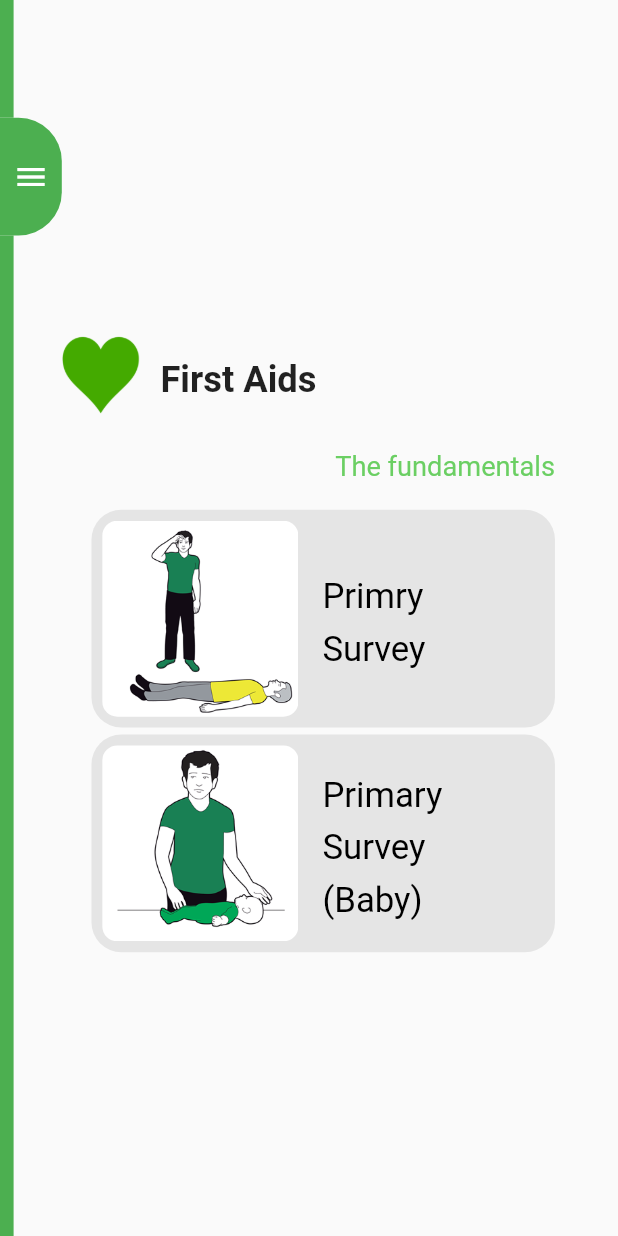
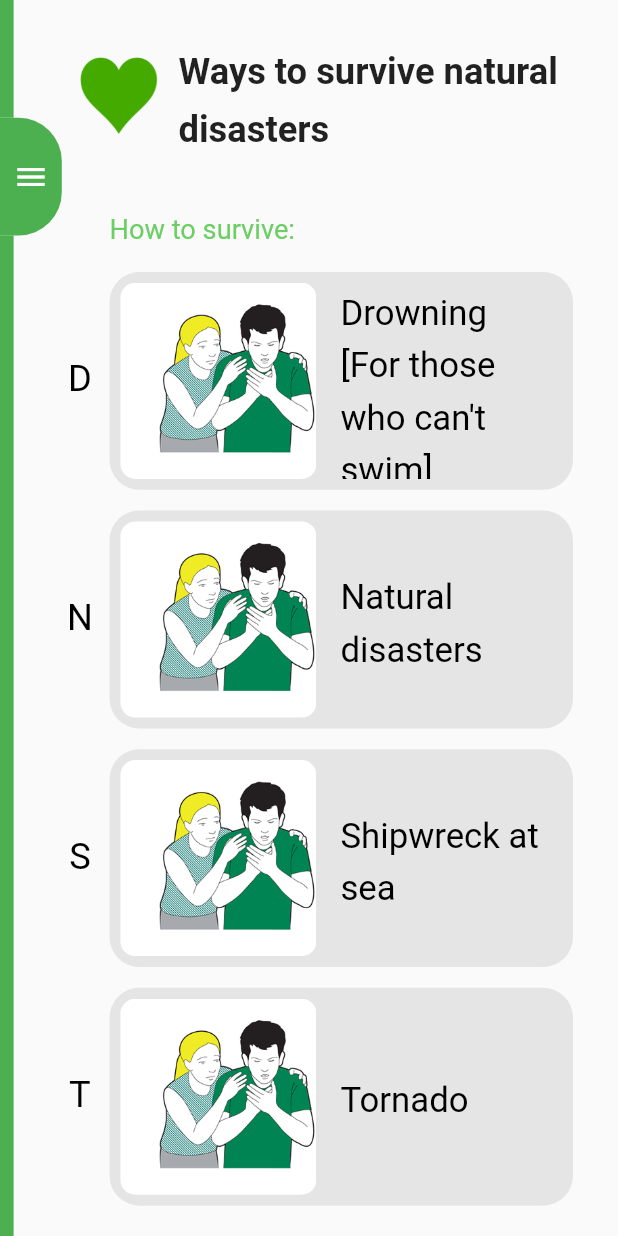
Before and after one commit to HeynSekk/save-lives, a Flutter app: the catalog screen opened by its route, after a tap on the "menu" icon, after a tap on "Primary Survey", on a phone screen of 412 x 824 dp. Run offline on Flutter 3.47's test engine with Material 2 defaults, Android fonts, the phone set to English and light mode, and no system bars; our stand-ins replace webview_flutter; missing offline and left inert: flutter_youtube.

Commit message:
adding disaster feature

```diff
--- a/lib/common/common.dart
+++ b/lib/common/common.dart
@@ -213,7 +213,7 @@ class drawerUI extends StatelessWidget {
     } else {
       sw = media.size.height;
     }
-    double drWid = sw * 0.85;
+    double drWid = sw * 0.95;
     return SizedBox(
       width: drWid,
       child: Drawer(
@@ -320,7 +320,7 @@ class drMenuWithIcon extends StatelessWidget {
             this.menuName,
             style: TextStyle(
               color: Colors.black,
-              fontSize: drWid * 0.064,
+              fontSize: drWid * 0.06,
             ),
           ),
 
@@ -359,7 +359,7 @@ class drMenu extends StatelessWidget {
             this.menuName,
             style: TextStyle(
               color: Colors.black,
-              fontSize: drWid * 0.064,
+              fontSize: drWid * 0.06,
             ),
           ),
         ],
--- a/lib/common/webViewer.dart
+++ b/lib/common/webViewer.dart
@@ -28,9 +28,9 @@ class _webViewerState extends State<webViewer> {
     double sw = MediaQuery.of(context).size.width;
     var rdm = new Random();
     List<String> quotes = [
-      'Someone once told me growth and confort do not coexist. And I think it is a really good thing to remember\n\t\tGinni Rometty, IBM CEO',
-      'The way to get started is to quit talking and begin doing.\n\t\tWalt Disney',
-      'The greatest glory in living lies not in never falling, but in rising every time we fall.\n\t\tNelson Mandela',
+      'Someone once told me growth and confort do not coexist. And I think it is a really good thing to remember. \n\n[Ginni Rometty, IBM CEO]',
+      'The way to get started is to quit talking and begin doing. \n\n[Walt Disney]',
+      'The greatest glory in living lies not in never falling, but in rising every time we fall. \n\n[Nelson Mandela]',
       'If life were predictable it would cease to be life, and be without flavor.\n\t\tEleanor Roosevelt'
     ];
     return Scaffold(
@@ -105,6 +105,7 @@ class _webViewerState extends State<webViewer> {
                     width: sw * 0.75,
                     child: Text(
                       quotes[rdm.nextInt(3)],
+                      textAlign: TextAlign.center,
                       style: TextStyle(
                         color: Colors.green,
                         fontSize: 12,
--- a/lib/common/youtubePlyr.dart
+++ b/lib/common/youtubePlyr.dart
@@ -43,7 +43,7 @@ class _ytPlyrState extends State<ytPlyr> {
             BoxShadow(
               color: Colors.grey.withOpacity(0.5),
               spreadRadius: 0.5,
-              blurRadius: 4,
+              blurRadius: 2,
               offset: Offset(0, 0), // changes position of shadow
             ),
           ],
--- a/lib/main.dart
+++ b/lib/main.dart
@@ -447,7 +447,7 @@ class MyApp extends StatelessWidget {
                 '/sevBlBaW'
               ]
             ],
-            'NO data'),
+            'no'),
         '/sevBlBaW': (context) => webViewer(
             'https://www.sja.org.uk/get-advice/first-aid-advice/bleeding/baby-bleeding/'),
         //SHOCK
@@ -469,7 +469,7 @@ class MyApp extends StatelessWidget {
                 '/shoW'
               ]
             ],
-            'NO data'),
+            'no'),
         '/shoW': (context) => webViewer(
             'https://www.sja.org.uk/get-advice/first-aid-advice/bleeding/shock/'),
         //SNAKE BITE
@@ -494,6 +494,117 @@ class MyApp extends StatelessWidget {
             'NO data'),
         '/snakW': (context) => webViewer(
             'https://www.paradisefirstaid.com.au/snake-bite-first-aid/'),
+
+        //DISASTERS
+
+        //DROWNING
+        '/dro': (context) => refContent(
+            'Drowning [For those who can\'t swim]',
+            [
+              [
+                'https://youtu.be/yt8M6qFBT5Y',
+                'img',
+                '2 ways to save yourself from drowning ',
+                'Bright Side'
+              ],
+              [
+                'https://youtu.be/_radmCM_HDg',
+                'img',
+                'How to save yourself from drowning',
+                'Super Tony'
+              ]
+            ],
+            [
+              [
+                'no'
+              ]
+            ],
+            'no'),
+
+        //NATURAL DISASTERS
+        '/natdis': (context) => refContent(
+            'How to survive natural disasters',
+            [
+              [
+                'https://youtu.be/OCjl6tp8dnw',
+                'img',
+                'How to survive natural disasters',
+                'Bright Side'
+              ]
+            ],
+            [
+              [
+                'no'
+              ]
+            ],
+            'no'),
+
+        //SHIPWRECK
+        '/shi': (context) => refContent(
+            'Survival at sea',
+            [
+              [
+                'https://youtu.be/W4AOdOhERY0',
+                'img',
+                '8 great tips for survival at sea',
+                'Bright Side'
+              ]
+            ],
+            [
+              [
+                'assets/images/snak.png',
+                'Save yourself from drowning in a shipwreck',
+                'www.wikihow.com',
+                '/shiW'
+              ]
+            ],
+            'no'),
+        '/shiW': (context) => webViewer(
+            'https://www.wikihow.com/Save-Yourself-from-Drowning-in-a-Shipwreck'),
+        //TORNADO
+        '/tor': (context) => refContent(
+            'How to survive tornado',
+            [
+              [
+                'https://youtu.be/OCjl6tp8dnw',
+                'img',
+                'Ways to survive natural disasters',
+                'Bright Side'
+              ]
+            ],
+            [
+              [
+                'assets/images/snak.png',
+                'How to survive tornado',
+                'www.wikihow.com',
+                '/torW'
+              ]
+            ],
+            'no'),
+        '/torW': (context) => webViewer(
+            'https://www.wikihow.com/Survive-a-Tornado'),
+        //WILD ANIMAL ATTACKS
+        '/wild': (context) => refContent(
+            'How to survive wild animal attacks',
+            [
+              [
+                'https://youtu.be/kkFFq11j6dQ',
+                'img',
+                '13 tips on how to survive wild animal attacks',
+                'Bright Side'
+              ]
+            ],
+            [
+              [
+                'assets/images/snak.png',
+                '12 Techniques That Will Help You Survive a Deadly Battle With an Animal',
+                'www.brightside.me',
+                '/wildW'
+              ]
+            ],
+            'no'),
+        '/wildW': (context) => webViewer(
+            'https://brightside.me/inspiration-tips-and-tricks/12-techniques-that-will-help-you-survive-a-deadly-battle-with-an-animal-387910/'),
       },
     );
   }
--- a/lib/screens/catalog.dart
+++ b/lib/screens/catalog.dart
@@ -34,7 +34,7 @@ class catalog extends StatelessWidget {
                     SizedBox(
                       height: wRow * 0.15 * 0.43,
                     ),
-                    subTitle('The fundamentals'),
+                    subTitle('Common first aids'),
                     menuItemNormal('assets/images/priSurAd.png',
                         'Primary Survey', '/priSurAd'),
                     menuItemNormal('assets/images/priSurBa.png',
@@ -45,7 +45,7 @@ class catalog extends StatelessWidget {
                         'Recovery position (baby)', '/recPosBa'),
 
                     //LIST
-                    subTitle('Common first aids'),
+                    subTitle('How to save lives in case of:'),
                     menuItemFirst('assets/images/chokAd.png', 'Choking (adult)',
                         '/chokAd', 'C'),
                     menuItemNormal('assets/images/chokBaby.png',
@@ -156,7 +156,7 @@ class menuItemFirst extends StatelessWidget {
     double wRow = screenWidth * 0.75;
     double hRow = wRow * 0.47;
     return Padding(
-      padding: EdgeInsets.only(bottom: screenWidth * 0.70 * 0.32 * 0.05),
+      padding: EdgeInsets.only(bottom: screenWidth * 0.70 * 0.32 * 0.15),
       child: Row(
         crossAxisAlignment: CrossAxisAlignment.center,
         children: <Widget>[
@@ -185,7 +185,7 @@ class menuItemNormal extends StatelessWidget {
     double wRow = screenWidth * 0.70;
     double hRow = wRow * 0.32;
     return Padding(
-      padding: EdgeInsets.only(bottom: screenWidth * 0.70 * 0.32 * 0.05),
+      padding: EdgeInsets.only(bottom: screenWidth * 0.70 * 0.32 * 0.15),
       child: menuCtnr(iconPicPath, eName, destination),
     );
   }
--- a/lib/screens/disastersCatalog.dart
+++ b/lib/screens/disastersCatalog.dart
@@ -17,7 +17,7 @@ class disastersCatalog extends StatelessWidget {
             sideStick(),
             Padding(
               padding: EdgeInsets.only(
-              top: sHeight * 0.07,
+                //top: sHeight * 0.07,
                 bottom: sHeight * 0.11 * (1 / 5),
                 left: 0, //sHeight * 0.11 * (1 / 5),
                 right: sHeight * 0.11 * (1 / 5),
@@ -29,13 +29,22 @@ class disastersCatalog extends StatelessWidget {
                   crossAxisAlignment: CrossAxisAlignment.end,
                   children: <Widget>[
                     //TITLE
-                  catalogTitle('First Aids'),
+                    SizedBox(height: sHeight * 0.03),
+                    catalogTitle('Ways to survive natural disasters'),
                     SizedBox(
-                    height: wRow * 0.15 * 0.50,
+                      height: wRow * 0.15 * 0.43,
                     ),
-                  subTitle('The fundamentals'),
-                  menuItemNormal('assets/images/priSurAd.png', 'Primry Survey', '/priSurAd'),
-                  menuItemNormal('assets/images/priSurBa.png','Primary Survey (Baby)', '/priSurBa'),
+                    subTitle('How to survive:'),
+                    menuItemFirst('assets/images/chokAd.png', 'Drowning [For those who can\'t swim]',
+                        '/dro', 'D'),
+                    menuItemFirst('assets/images/chokAd.png', 'Natural disasters',
+                        '/natdis', 'N'),
+                    menuItemFirst('assets/images/chokAd.png', 'Shipwreck at sea',
+                        '/shi', 'S'),
+                    menuItemFirst('assets/images/chokAd.png', 'Tornado',
+                        '/tor', 'T'),
+                    menuItemFirst('assets/images/chokAd.png', 'Wild animal attacks',
+                        '/wild', 'W'),
 
                   ],
                 ),
@@ -43,9 +52,7 @@ class disastersCatalog extends StatelessWidget {
             ),
           ],
         ),
-
       ),
-
     );
   }
 }
@@ -96,10 +103,13 @@ class subTitle extends StatelessWidget {
     double normalFontSize = wRow * 0.07 * 1.5 * 0.50;
     //double hTitle=mwid*0.32;
     return Padding(
-      padding: EdgeInsets.only(bottom: normalFontSize),
+      padding: EdgeInsets.only(bottom: normalFontSize, top: normalFontSize),
+      child: SizedBox(
+        width: screenWidth * 0.75,
         child: Text(
           this.title,
           style: TextStyle(color: Color(0xff6BCF63), fontSize: normalFontSize),
+        ),
       ),
     );
   }
@@ -118,7 +128,7 @@ class menuItemFirst extends StatelessWidget {
     double wRow = screenWidth * 0.75;
     double hRow = wRow * 0.47;
     return Padding(
-      padding: EdgeInsets.only(bottom: screenWidth * 0.70 * 0.32 * 0.05),
+      padding: EdgeInsets.only(bottom: screenWidth * 0.70 * 0.32 * 0.15),
       child: Row(
         crossAxisAlignment: CrossAxisAlignment.center,
         children: <Widget>[
@@ -147,7 +157,7 @@ class menuItemNormal extends StatelessWidget {
     double wRow = screenWidth * 0.70;
     double hRow = wRow * 0.32;
     return Padding(
-      padding: EdgeInsets.only(bottom: screenWidth * 0.70 * 0.32 * 0.05),
+      padding: EdgeInsets.only(bottom: screenWidth * 0.70 * 0.32 * 0.15),
       child: menuCtnr(iconPicPath, eName, destination),
     );
   }
```
Also changed, not shown: lib/screens/refContent.dart (+44 -4 lines). Lines whose indentation alone changed are shown as unchanged.
